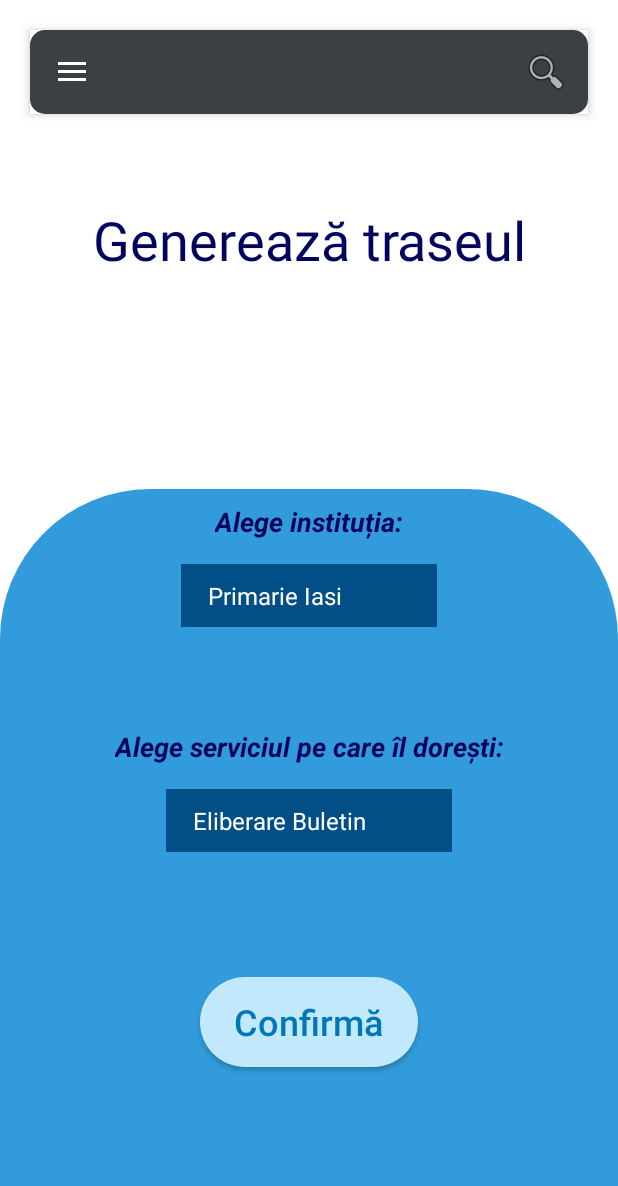
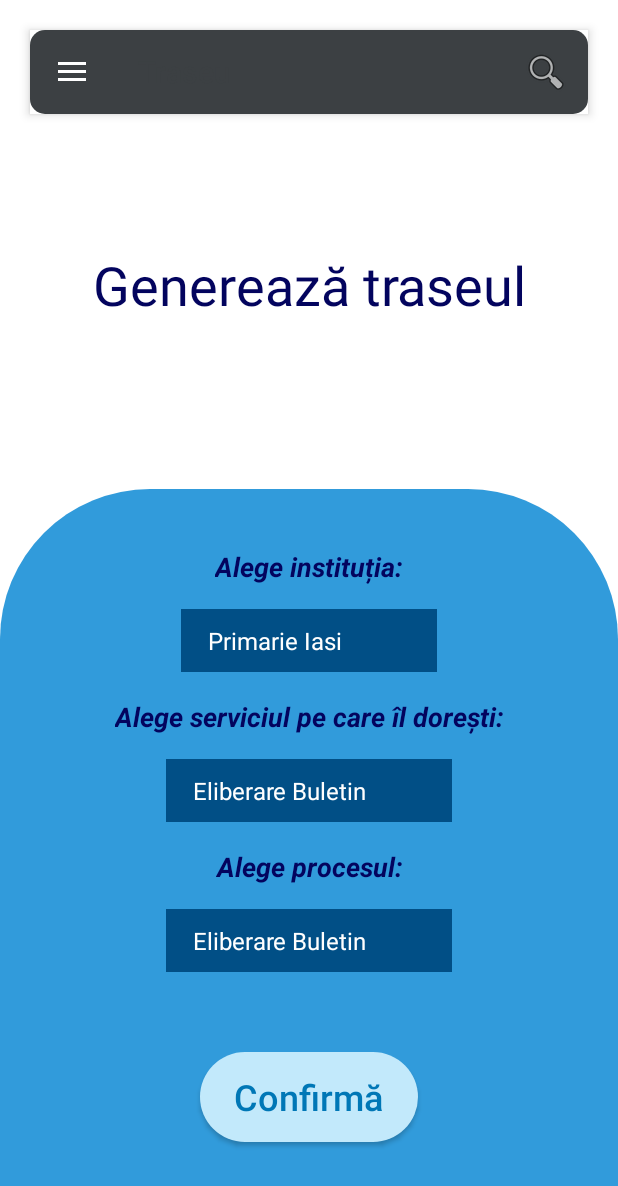
Before and after one commit to Ca3zsar/Bureaucracy-Hacks, an Android app: the screen it shows after launch (MainActivity), in the side drawer, after a tap on "Generare Traseu", on a phone screen of 412 x 824 dp. Shown: the top 1186 px of the screen. Run offline under Robolectric (Android 15) with nearby library versions, the phone set to English and light mode, and no system bars; our stand-ins replace navigation-ui; 2 statements that could not run were skipped.

Commit message:
Revert "Revert "Merge branch 'main' of https://github.com/Ca3zsar/Bureaucracy-Hacks into main""
This reverts commit 7c4eeea82b373105fe812a48def2a3144b0b2eaf.

```diff
--- a/Mobile/navBar3/app/src/main/java/com/example/navbar/ui/generareTraseu/TraseuFragment.kt
+++ b/Mobile/navBar3/app/src/main/java/com/example/navbar/ui/generareTraseu/TraseuFragment.kt
@@ -1,16 +1,18 @@
 package com.example.navbar.ui.generareTraseu
 
 import android.os.Bundle
+import android.util.Log
 import android.view.LayoutInflater
 import android.view.View
 import android.view.ViewGroup
-import android.widget.TextView
+import android.widget.*
+import android.widget.Toast.LENGTH_LONG
 import androidx.fragment.app.Fragment
 import androidx.lifecycle.Observer
 import androidx.lifecycle.ViewModelProvider
 import com.example.navbar.R
-import com.example.navbar.ui.generareTraseu.TraseuViewModel
-
+import com.example.navbar.ui.generareTraseu.generareTraseuModel.departmentsListPost
+import com.example.navbar.ui.generareTraseu.generareTraseuRepository.generareTraseuRepository
 
 class TraseuFragment : Fragment() {
 
@@ -21,7 +23,9 @@ class TraseuFragment : Fragment() {
             container: ViewGroup?,
             savedInstanceState: Bundle?
     ): View? {
-        traseuViewModel = ViewModelProvider(this).get(TraseuViewModel::class.java)
+        val repository = generareTraseuRepository()
+        val viewModelFactory = departmentsListViewModelFactory(repository)
+        traseuViewModel = ViewModelProvider(this, viewModelFactory).get(TraseuViewModel::class.java)
         val root = inflater.inflate(R.layout.fragment_traseu, container, false)
 
         val textView: TextView = root.findViewById(R.id.text_traseu);
@@ -31,4 +35,50 @@ class TraseuFragment : Fragment() {
         return root
     }
 
-}
+    override fun onViewCreated(view: View, savedInstanceState: Bundle?) {
+        super.onViewCreated(view, savedInstanceState)
+
+        val spinner1 = view.findViewById<Spinner>(R.id.spInstitutii)
+
+        spinner1.onItemSelectedListener = object : AdapterView.OnItemSelectedListener{
+            val textView = view.findViewById<TextView>(R.id.text_traseu)
+
+            override fun onNothingSelected(parent: AdapterView<*>?) {
+                //traseuViewModel.getDepartmentsPost()
+            }
+
+            override fun onItemSelected(parent: AdapterView<*>?, view: View?, position: Int, id: Long) {
+                traseuViewModel.getDepartmentsPost()
+                traseuViewModel.myResponse1.observe(viewLifecycleOwner, Observer { response ->
+                    if (response.isSuccessful) {
+                        Log.d("Response", response.body()?.institutionName.toString())
+                        textView.text = response.body()?.institutionName.toString()
+                    }
+                    else{
+                        Log.d("Response", response.errorBody().toString())
+                        textView.text = response.code().toString()
+                        Toast.makeText(activity, textView.text, Toast.LENGTH_LONG).show()
+                    }
+                })
+            }
+        }
+
+//            val textView = view.findViewById<TextView>(R.id.text_traseu)
+//
+//            //val myPost = departmentsListPost("asd");
+//            traseuViewModel.getDepartmentsPost()
+//
+//           traseuViewModel.myResponse1.observe(viewLifecycleOwner, Observer { response ->
+//                if (response.isSuccessful) {
+//                    Log.d("Response", response.body()?.institutionName.toString())
+//                    textView.text = response.body()?.institutionName.toString()
+//              }
+//                 else{
+//                   Log.d("Response", response.errorBody().toString())
+//                   textView.text = response.code().toString()
+//                   Toast.makeText(activity, textView.text, Toast.LENGTH_LONG).show()
+//            }
+//        })
+
+    }
+  }
--- a/Mobile/navBar3/app/src/main/java/com/example/navbar/ui/generareTraseu/TraseuViewModel.kt
+++ b/Mobile/navBar3/app/src/main/java/com/example/navbar/ui/generareTraseu/TraseuViewModel.kt
@@ -3,11 +3,41 @@ package com.example.navbar.ui.generareTraseu
 import androidx.lifecycle.LiveData
 import androidx.lifecycle.MutableLiveData
 import androidx.lifecycle.ViewModel
+import androidx.lifecycle.viewModelScope
+import com.example.navbar.ui.generareTraseu.generareTraseuModel.departmentsListPost
+import com.example.navbar.ui.generareTraseu.generareTraseuModel.institutionsListPost
+import com.example.navbar.ui.generareTraseu.generareTraseuModel.processesListPost
+import com.example.navbar.ui.generareTraseu.generareTraseuRepository.generareTraseuRepository
+import kotlinx.coroutines.launch
+import retrofit2.Response
 
-class TraseuViewModel : ViewModel() {
+class TraseuViewModel(private val generareTraseuRepository: generareTraseuRepository) : ViewModel() {
 
     private val _text = MutableLiveData<String>().apply {
         value = "This is traseu Fragment"
     }
     val text: LiveData<String> = _text
+
+    val myResponse1: MutableLiveData<Response<departmentsListPost>> = MutableLiveData()
+    val myResponse2: MutableLiveData<Response<institutionsListPost>> = MutableLiveData()
+    val myResponse3: MutableLiveData<Response<processesListPost>> = MutableLiveData()
+
+    fun getDepartmentsPost(){
+        viewModelScope.launch {
+            val departmentsResponse: Response<departmentsListPost> = generareTraseuRepository.getDepartmentsPost()
+            myResponse1.value = departmentsResponse
+        }
+    }
+    fun getInstitutionsPost(){
+        viewModelScope.launch {
+            val institutionsResponse: Response<institutionsListPost> = generareTraseuRepository.getInstitutionsPost()
+            myResponse2.value = institutionsResponse
+        }
+    }
+    fun getProcessesPost(){
+        viewModelScope.launch {
+            val processesResponse: Response<processesListPost> = generareTraseuRepository.getProcessesPost()
+            myResponse3.value = processesResponse
+        }
+    }
 }
--- /dev/null
+++ b/Mobile/navBar3/app/src/main/java/com/example/navbar/ui/generareTraseu/departmentsListViewModelFactory.kt
@@ -0,0 +1,13 @@
+package com.example.navbar.ui.generareTraseu
+
+import androidx.lifecycle.ViewModel
+import androidx.lifecycle.ViewModelProvider
+import com.example.navbar.ui.generareTraseu.generareTraseuRepository.generareTraseuRepository
+
+class departmentsListViewModelFactory (
+        private val repository: generareTraseuRepository
+): ViewModelProvider.Factory {
+    override fun <T : ViewModel?> create(modelClass: Class<T>): T {
+        return TraseuViewModel(repository) as T
+    }
+}
--- /dev/null
+++ b/Mobile/navBar3/app/src/main/java/com/example/navbar/ui/generareTraseu/generareTraseuModel/departmentsListPost.kt
@@ -0,0 +1,5 @@
+package com.example.navbar.ui.generareTraseu.generareTraseuModel
+
+class departmentsListPost (
+    val institutionName: String
+)
--- /dev/null
+++ b/Mobile/navBar3/app/src/main/java/com/example/navbar/ui/generareTraseu/generareTraseuModel/institutionsListPost.kt
@@ -0,0 +1,5 @@
+package com.example.navbar.ui.generareTraseu.generareTraseuModel
+
+class institutionsListPost (
+
+)
--- /dev/null
+++ b/Mobile/navBar3/app/src/main/java/com/example/navbar/ui/generareTraseu/generareTraseuModel/processesListPost.kt
@@ -0,0 +1,5 @@
+package com.example.navbar.ui.generareTraseu.generareTraseuModel
+
+class processesListPost (
+
+)
--- a/Mobile/navBar3/app/src/main/res/layout/fragment_traseu.xml
+++ b/Mobile/navBar3/app/src/main/res/layout/fragment_traseu.xml
@@ -17,14 +17,15 @@
         android:orientation="vertical"
         app:layout_constraintBottom_toBottomOf="parent"
         app:layout_constraintStart_toStartOf="parent"
-        app:layout_constraintTop_toBottomOf="@+id/titlu2" />
+        app:layout_constraintTop_toBottomOf="@+id/titlu2"
+        app:layout_constraintVertical_bias="0.989" />
 
     <Spinner
         android:id="@+id/traseuSp1"
         style="@style/Widget.AppCompat.Light.Spinner.DropDown.ActionBar"
         android:layout_width="wrap_content"
         android:layout_height="wrap_content"
-        android:layout_marginTop="300dp"
+        android:layout_marginTop="330dp"
         android:animateLayoutChanges="true"
         android:background="#014f86"
         android:clipToPadding="false"
@@ -42,13 +43,30 @@
         app:layout_constraintStart_toStartOf="parent"
         app:layout_constraintTop_toTopOf="parent"
         tools:visibility="visible" />
-
+        <!-- android:entries="@array/institutii" -->
     <Spinner
         android:id="@+id/traseuSp2"
         style="@style/Widget.AppCompat.Light.Spinner.DropDown.ActionBar"
         android:layout_width="wrap_content"
         android:layout_height="wrap_content"
-        android:layout_marginTop="450dp"
+        android:layout_marginTop="430dp"
+        android:animateLayoutChanges="true"
+        android:background="#014f86"
+        android:dropDownWidth="match_parent"
+        android:entries="@array/servicii"
+        android:padding="10dip"
+        android:spinnerMode="dialog"
+        app:layout_constraintEnd_toEndOf="parent"
+        app:layout_constraintHorizontal_bias="0.5"
+        app:layout_constraintStart_toStartOf="parent"
+        app:layout_constraintTop_toTopOf="parent" />
+
+    <Spinner
+        android:id="@+id/spProcese"
+        style="@style/Widget.AppCompat.Light.Spinner.DropDown.ActionBar"
+        android:layout_width="wrap_content"
+        android:layout_height="wrap_content"
+        android:layout_marginTop="530dp"
         android:animateLayoutChanges="true"
         android:background="#014f86"
         android:dropDownWidth="match_parent"
@@ -64,7 +82,7 @@
         android:id="@+id/traseuConfirma"
         android:layout_width="145dp"
         android:layout_height="60dp"
-        android:layout_marginTop="575dp"
+        android:layout_marginTop="625dp"
         android:background="@drawable/background_button_contact"
         android:text="Confirmă"
         android:textAllCaps="false"
@@ -149,4 +167,21 @@
         app:layout_constraintEnd_toEndOf="parent"
         app:layout_constraintStart_toStartOf="parent"
         app:layout_constraintTop_toTopOf="parent" />
+
+
+    <TextView
+        android:id="@+id/informatii3"
+        android:layout_width="wrap_content"
+        android:layout_height="wrap_content"
+        android:layout_marginBottom="16dp"
+        android:gravity="center"
+        android:text="Alege procesul:"
+        android:textColor="#03045e"
+        android:textSize="18sp"
+        android:textStyle="bold|italic"
+        app:layout_constraintBottom_toTopOf="@+id/spProcese"
+        app:layout_constraintEnd_toEndOf="parent"
+        app:layout_constraintHorizontal_bias="0.5"
+        app:layout_constraintStart_toStartOf="parent" />
+
 </androidx.constraintlayout.widget.ConstraintLayout>
```
Also changed, not shown: Mobile/navBar3/app/src/main/java/com/example/navbar/ui/generareTraseu/generareTraseuApi/departmentsListSimpleApi.kt (added, +10 -0 lines), Mobile/navBar3/app/src/main/java/com/example/navbar/ui/generareTraseu/generareTraseuApi/generareTraseuRetrofitInstance.kt (added, +43 -0 lines), Mobile/navBar3/app/src/main/java/com/example/navbar/ui/generareTraseu/generareTraseuApi/institutionsListSimpleApi.kt (added, +12 -0 lines), Mobile/navBar3/app/src/main/java/com/example/navbar/ui/generareTraseu/generareTraseuApi/processesListSimpleApi.kt (added, +10 -0 lines), Mobile/navBar3/app/src/main/java/com/example/navbar/ui/generareTraseu/generareTraseuRepository/generareTraseuRepository.kt (added, +22 -0 lines), Mobile/navBar3/app/src/main/java/com/example/navbar/ui/generareTraseu/generareTraseuUtil/departmentsListConstants.kt (added, +7 -0 lines), Mobile/navBar3/app/src/main/java/com/example/navbar/ui/generareTraseu/generareTraseuUtil/institutionsListConstants.kt (added, +7 -0 lines), Mobile/navBar3/app/src/main/java/com/example/navbar/ui/generareTraseu/generareTraseuUtil/processesListConstants.kt (added, +7 -0 lines), Mobile/navBar3/app/src/main/java/com/example/navbar/ui/generareTraseu/institutionsListViewModelFactory.kt (added, +13 -0 lines), Mobile/navBar3/app/src/main/java/com/example/navbar/ui/generareTraseu/processesListViewModelFactory.kt (added, +13 -0 lines).
